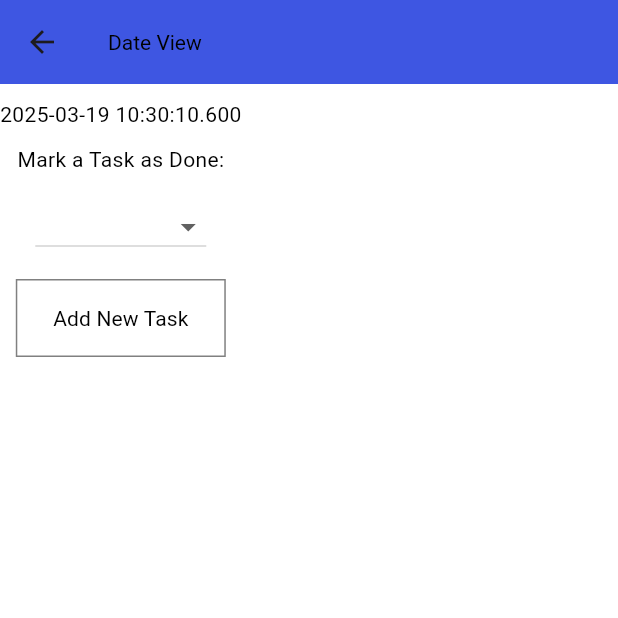
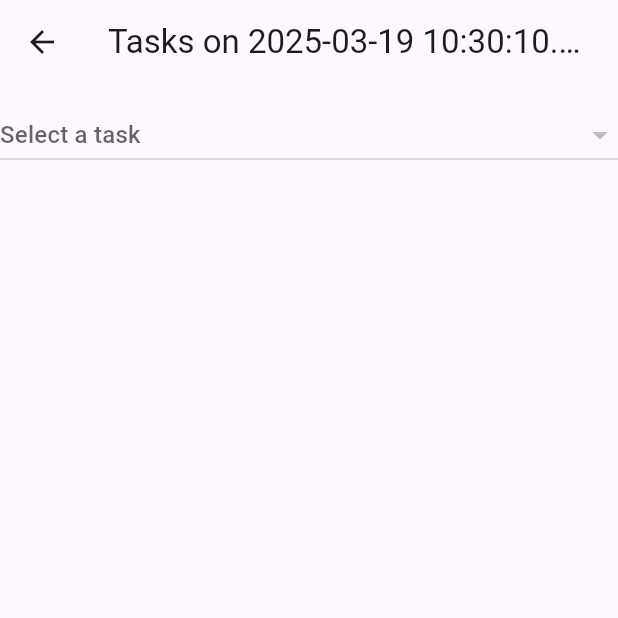
Before and after one commit to jones-97/When-Did-You-Last, a Flutter app: the DateView screen opened directly with empty values, on a phone screen of 412 x 824 dp, the top half of it. Run offline on Flutter 3.47's test engine with Material 3 defaults, Android fonts, the phone set to English and light mode, and no system bars; our stand-ins replace sqflite, sqflite_common_ffi, sqflite_common_ffi_web, table_calendar; accounts and stored records are empty.

Commit message:
Calendar now loads completed tasks in green; will need to delete and reinitialize the database; but this should be done so when attempting to load the app on android

```diff
--- a/lib/Models/Task.dart
+++ b/lib/Models/Task.dart
@@ -6,6 +6,7 @@ class Task {
   int? notifyHours; // Nullable, for hour-based reminders
   int? notifyDays;  // Nullable, for day-based reminders
   String? notifyDate; // Nullable, for specific date reminders
+  List<String> completedDates = []; // Store multiple completion dates
 
   Task({
     this.id,
@@ -14,6 +15,7 @@ class Task {
     this.notifyHours,
     this.notifyDays,
     this.notifyDate,
+    this.completedDates = const [],
   });
 
   // Convert Task to Map for SQLite
--- a/lib/date_view.dart
+++ b/lib/date_view.dart
@@ -1,130 +1,86 @@
-///File download from FlutterViz- Drag and drop a tools. For more details visit https://flutterviz.io/
-library;
+import 'package:flutter/material.dart';
+import 'Data/database_helper.dart';
+import 'Models/task.dart';
 
-import 'package:flutter/material.dart';
-import 'package:when_did_you_last/home_page.dart';
+class DateView extends StatefulWidget {
+  final DateTime selectedDate;
 
-class DateView extends StatelessWidget {
+  const DateView({super.key, required this.selectedDate});
 
-   final DateTime selectedDate;
+  @override
+  _DateViewState createState() => _DateViewState();
+}
 
-   const DateView({super.key, required this.selectedDate});
+class _DateViewState extends State<DateView> {
+  final dbHelper = DatabaseHelper();
+  List<Task> _tasks = [];
+  Map<int, bool> _taskCompletionStatus = {}; // Track task completion
+
+  @override
+  void initState() {
+    super.initState();
+    _loadTasks();
+  }
+
+  Future<void> _loadTasks() async {
+    final tasks = await dbHelper.getTasks();
+    for (var task in tasks) {
+      task.completedDates = await dbHelper.getTaskCompletionDates(task.id!);
+    }
+    setState(() {
+      _tasks = tasks;
+      _taskCompletionStatus = {
+        for (var task in _tasks)
+          task.id!: task.completedDates.contains(widget.selectedDate.toIso8601String())
+      };
+    });
+  }
+
+  Future<void> _toggleTaskCompletion(Task task, bool isDone) async {
+    if (isDone) {
+      await dbHelper.markTaskDone(task.id!, widget.selectedDate.toIso8601String());
+    } else {
+      await dbHelper.unmarkTaskDone(task.id!, widget.selectedDate.toIso8601String());
+    }
+    _loadTasks();
+
+    // Refresh home page to highlight completed dates
+    Navigator.pop(context, true);  // Return "true" to signal a refresh
+  }
 
   @override
   Widget build(BuildContext context) {
     return Scaffold(
-      backgroundColor: const Color(0xffffffff),
-      appBar: AppBar(
-        elevation: 4,
-        centerTitle: false,
-        automaticallyImplyLeading: false,
-        backgroundColor: const Color(0xff3a57e8),
-        shape: const RoundedRectangleBorder(
-          borderRadius: BorderRadius.zero,
-        ),
-        title: const Text(
-          "Date View",
-          style: TextStyle(
-            fontWeight: FontWeight.w400,
-            fontStyle: FontStyle.normal,
-            fontSize: 14,
-            color: Color(0xff000000),
-          ),
-        ),
-        leading: Builder(
-    builder: (BuildContext context) {
-      return IconButton(
-        icon: const Icon(Icons.arrow_back),
-        onPressed: () { Navigator.pop(context, MyHomePage()); }
-      );
-    },
-  ),
-     ),
+      appBar: AppBar(title: Text("Tasks on ${widget.selectedDate.toLocal()}")),
       body: Column(
-        mainAxisAlignment: MainAxisAlignment.start,
-        crossAxisAlignment: CrossAxisAlignment.center,
-        mainAxisSize: MainAxisSize.max,
         children: [
           Padding(
             padding: const EdgeInsets.fromLTRB(0, 10, 0, 0),
-            child: Text(
-              selectedDate.toString(),
-              textAlign: TextAlign.start,
-              overflow: TextOverflow.clip,
-              style: const TextStyle(
-                fontWeight: FontWeight.w400,
-                fontStyle: FontStyle.normal,
-                fontSize: 14,
-                color: Color(0xff000000),
-              ),
+            child: DropdownButton<String>(
+              items: _tasks.map((task) {
+                return DropdownMenuItem<String>(
+                  value: task.name,
+                  child: Text(task.name),
+                );
+              }).toList(),
+              onChanged: (value) {},
+              isExpanded: true,
+              hint: Text("Select a task"),
             ),
           ),
-          const Padding(
-            padding: EdgeInsets.fromLTRB(0, 10, 0, 0),
-            child: Text(
-              "Mark a Task as Done:",
-              textAlign: TextAlign.start,
-              overflow: TextOverflow.clip,
-              style: TextStyle(
-                fontWeight: FontWeight.w400,
-                fontStyle: FontStyle.normal,
-                fontSize: 14,
-                color: Color(0xff000000),
-              ),
-            ),
-          ),
-          Padding(
-            padding: const EdgeInsets.fromLTRB(0, 10, 0, 0),
-            child: Container(
-              width: 130,
-              height: 50,
-              padding: const EdgeInsets.symmetric(vertical: 4, horizontal: 8),
-              decoration: BoxDecoration(
-                color: const Color(0xffffffff),
-                borderRadius: BorderRadius.circular(0),
-              ),
-              child: DropdownButton(
-                items: ["Task Name 1", "Task Name 2"]
-                    .map<DropdownMenuItem<String>>((String value) {
-                  return DropdownMenuItem<String>(
-                    value: value,
-                    child: Text(value),
-                  );
-                }).toList(),
-                style: const TextStyle(
-                  color: Color(0xff000000),
-                  fontSize: 16,
-                  fontWeight: FontWeight.w400,
-                  fontStyle: FontStyle.normal,
-                ),
-                onChanged: (value) {},
-                elevation: 8,
-                isExpanded: true,
-              ),
-            ),
-          ),
-          Padding(
-            padding: const EdgeInsets.fromLTRB(0, 10, 0, 0),
-            child: MaterialButton(
-              onPressed: () {},
-              color: const Color(0xffffffff),
-              elevation: 0,
-              shape: const RoundedRectangleBorder(
-                borderRadius: BorderRadius.zero,
-                side: BorderSide(color: Color(0xff808080), width: 1),
-              ),
-              padding: const EdgeInsets.all(16),
-              textColor: const Color(0xff000000),
-              height: 40,
-              minWidth: 140,
-              child: Text(
-                "Add New Task",
-                style: TextStyle(
-                  fontSize: 14,
-                  fontWeight: FontWeight.w400,
-                  fontStyle: FontStyle.normal,
-                ),
-              ),
+          Expanded(
+            child: ListView.builder(
+              itemCount: _tasks.length,
+              itemBuilder: (context, index) {
+                final task = _tasks[index];
+                return CheckboxListTile(
+                  title: Text(task.name),
+                  value: _taskCompletionStatus[task.id] ?? false,
+                  onChanged: (bool? value) {
+                    _toggleTaskCompletion(task, value ?? false);
+                  },
+                );
+              },
             ),
           ),
         ],
--- a/pubspec.yaml
+++ b/pubspec.yaml
@@ -35,11 +35,13 @@ dependencies:
   path: ^1.8.0
   sqflite_common_ffi: ^2.3.0
   sqflite_common_ffi_web: ^0.4.5
+  table_calendar: ^3.0.9
 
 
   # The following adds the Cupertino Icons font to your application.
   # Use with the CupertinoIcons class for iOS style icons.
   cupertino_icons: ^1.0.8
+  flutter_calendar_carousel: ^2.4.4
 
 dev_dependencies:
   flutter_test:
```
Also changed, not shown: lib/Data/database_helper.dart (+77 -5 lines), lib/home_page.dart (+95 -50 lines), lib/main.dart (+9 -1 lines), pubspec.lock.
